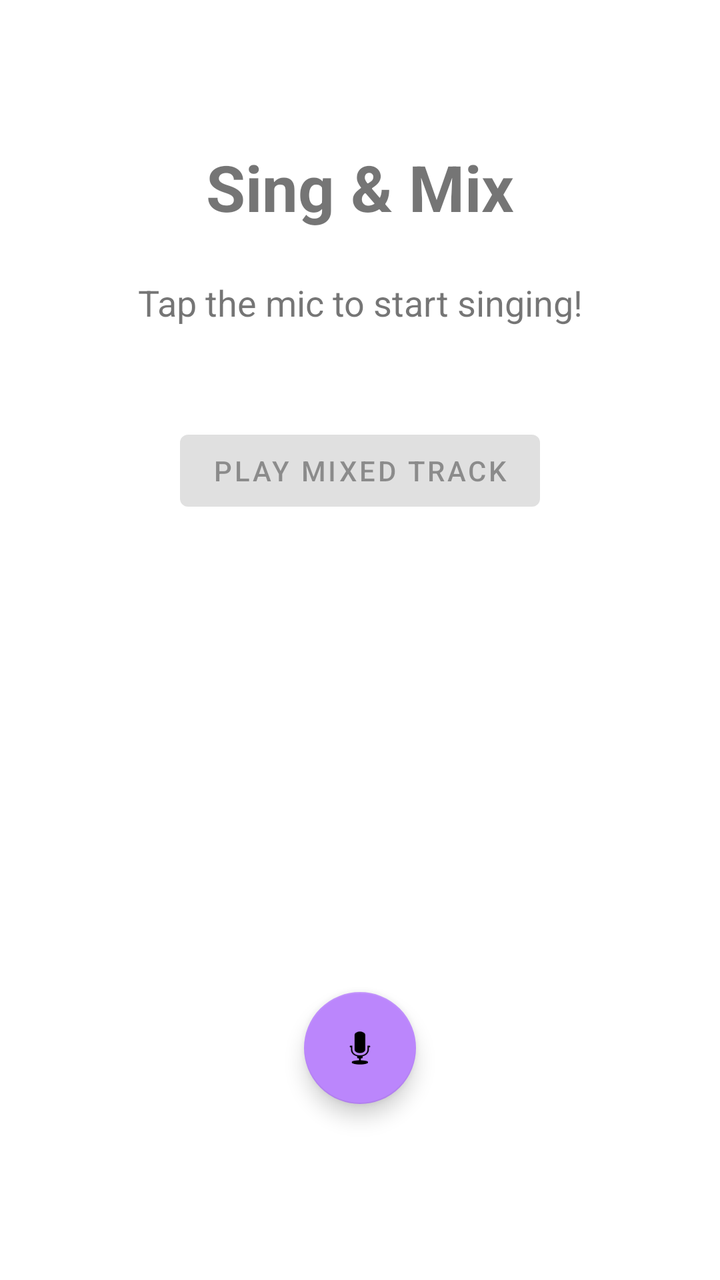
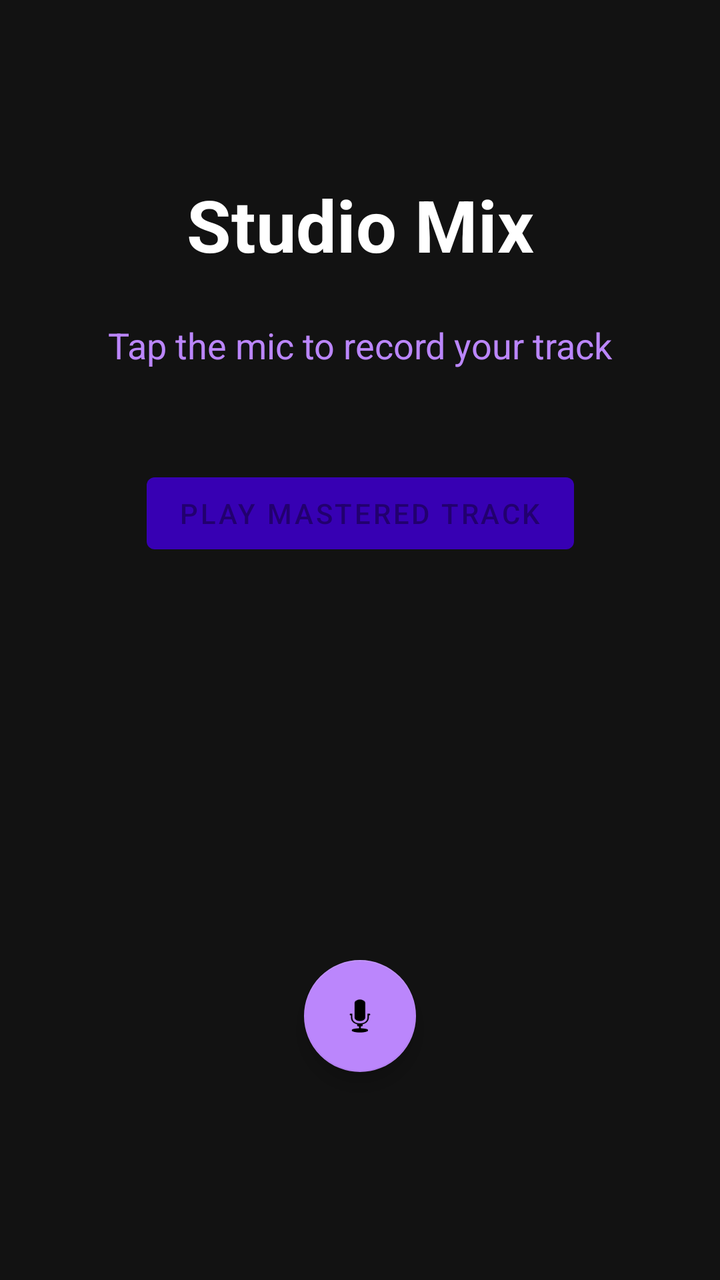

An Android layout rendered at two revisions. The XML below is the earlier revision; the diff shows what the commit changed to produce the second picture.
<!-- AndroidManifest.xml: application theme Theme.SingSong -->
<!-- res/layout/activity_main.xml -->
<?xml version="1.0" encoding="utf-8"?>

<androidx.constraintlayout.widget.ConstraintLayout xmlns:android="http://schemas.android.com/apk/res/android"
    xmlns:app="http://schemas.android.com/apk/res-auto"
    android:layout_width="match_parent"
    android:layout_height="match_parent"
    android:padding="24dp">

    <TextView
        android:id="@+id/tvTitle"
        android:layout_width="wrap_content"
        android:layout_height="wrap_content"
        android:text="Sing &amp; Mix"
        android:textSize="32sp"
        android:textStyle="bold"
        app:layout_constraintTop_toTopOf="parent"
        app:layout_constraintStart_toStartOf="parent"
        app:layout_constraintEnd_toEndOf="parent"
        android:layout_marginTop="48dp"/>

    <TextView
        android:id="@+id/tvStatus"
        android:layout_width="wrap_content"
        android:layout_height="wrap_content"
        android:text="Tap the mic to start singing!"
        android:textSize="18sp"
        android:layout_marginTop="24dp"
        app:layout_constraintTop_toBottomOf="@id/tvTitle"
        app:layout_constraintStart_toStartOf="parent"
        app:layout_constraintEnd_toEndOf="parent"/>

    <com.google.android.material.floatingactionbutton.FloatingActionButton
        android:id="@+id/fabRecord"
        android:layout_width="wrap_content"
        android:layout_height="wrap_content"
        android:src="@android:drawable/ic_btn_speak_now"
        android:contentDescription="Record"
        app:layout_constraintBottom_toBottomOf="parent"
        app:layout_constraintStart_toStartOf="parent"
        app:layout_constraintEnd_toEndOf="parent"
        android:layout_marginBottom="64dp"/>

    <com.google.android.material.button.MaterialButton
        android:id="@+id/btnPlay"
        android:layout_width="wrap_content"
        android:layout_height="wrap_content"
        android:text="Play Mixed Track"
        android:enabled="false"
        app:layout_constraintTop_toBottomOf="@id/tvStatus"
        app:layout_constraintStart_toStartOf="parent"
        app:layout_constraintEnd_toEndOf="parent"
        android:layout_marginTop="48dp"/>

</androidx.constraintlayout.widget.ConstraintLayout>
<!-- resources referenced by this layout -->
<resources>
  <style name="Theme.SingSong" parent="Theme.MaterialComponents.DayNight.DarkActionBar">
          <item name="colorPrimary">#121212</item>
          <item name="colorPrimaryVariant">#000000</item>
          <item name="colorOnPrimary">#FFFFFF</item>
          <item name="colorSecondary">#BB86FC</item>
          <item name="colorSecondaryVariant">#3700B3</item>
          <item name="colorOnSecondary">#000000</item>
      </style>
</resources>

<!-- the commit's change to res/layout/activity_main.xml (unified diff, before → after) -->
@@ -4,25 +4,28 @@
     xmlns:app="http://schemas.android.com/apk/res-auto"
     android:layout_width="match_parent"
     android:layout_height="match_parent"
+    android:background="#121212"
     android:padding="24dp">
 
     <TextView
         android:id="@+id/tvTitle"
         android:layout_width="wrap_content"
         android:layout_height="wrap_content"
-        android:text="Sing &amp; Mix"
-        android:textSize="32sp"
+        android:text="Studio Mix"
+        android:textColor="#FFFFFF"
+        android:textSize="36sp"
         android:textStyle="bold"
         app:layout_constraintTop_toTopOf="parent"
         app:layout_constraintStart_toStartOf="parent"
         app:layout_constraintEnd_toEndOf="parent"
-        android:layout_marginTop="48dp"/>
+        android:layout_marginTop="64dp"/>
 
     <TextView
         android:id="@+id/tvStatus"
         android:layout_width="wrap_content"
         android:layout_height="wrap_content"
-        android:text="Tap the mic to start singing!"
+        android:text="Tap the mic to record your track"
+        android:textColor="#BB86FC"
         android:textSize="18sp"
         android:layout_marginTop="24dp"
         app:layout_constraintTop_toBottomOf="@id/tvTitle"
@@ -35,17 +38,20 @@
         android:layout_height="wrap_content"
         android:src="@android:drawable/ic_btn_speak_now"
         android:contentDescription="Record"
+        app:backgroundTint="#BB86FC"
+        app:tint="#000000"
         app:layout_constraintBottom_toBottomOf="parent"
         app:layout_constraintStart_toStartOf="parent"
         app:layout_constraintEnd_toEndOf="parent"
-        android:layout_marginBottom="64dp"/>
+        android:layout_marginBottom="80dp"/>
 
     <com.google.android.material.button.MaterialButton
         android:id="@+id/btnPlay"
         android:layout_width="wrap_content"
         android:layout_height="wrap_content"
-        android:text="Play Mixed Track"
+        android:text="Play Mastered Track"
         android:enabled="false"
+        app:backgroundTint="#3700B3"
         app:layout_constraintTop_toBottomOf="@id/tvStatus"
         app:layout_constraintStart_toStartOf="parent"
         app:layout_constraintEnd_toEndOf="parent"
